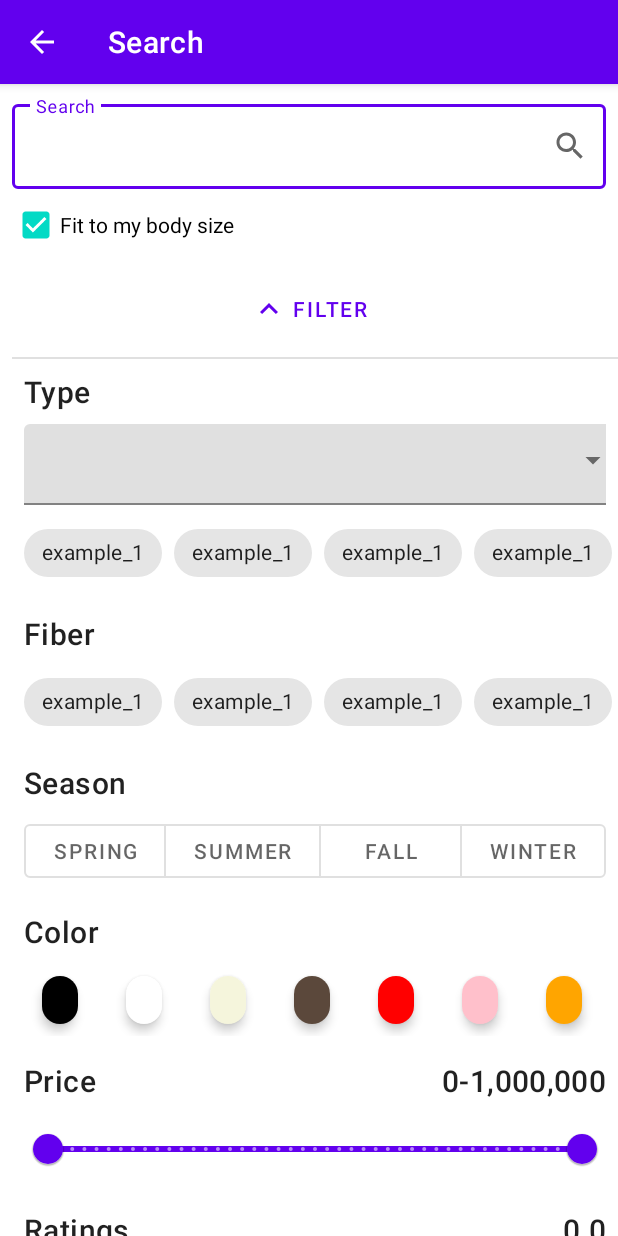
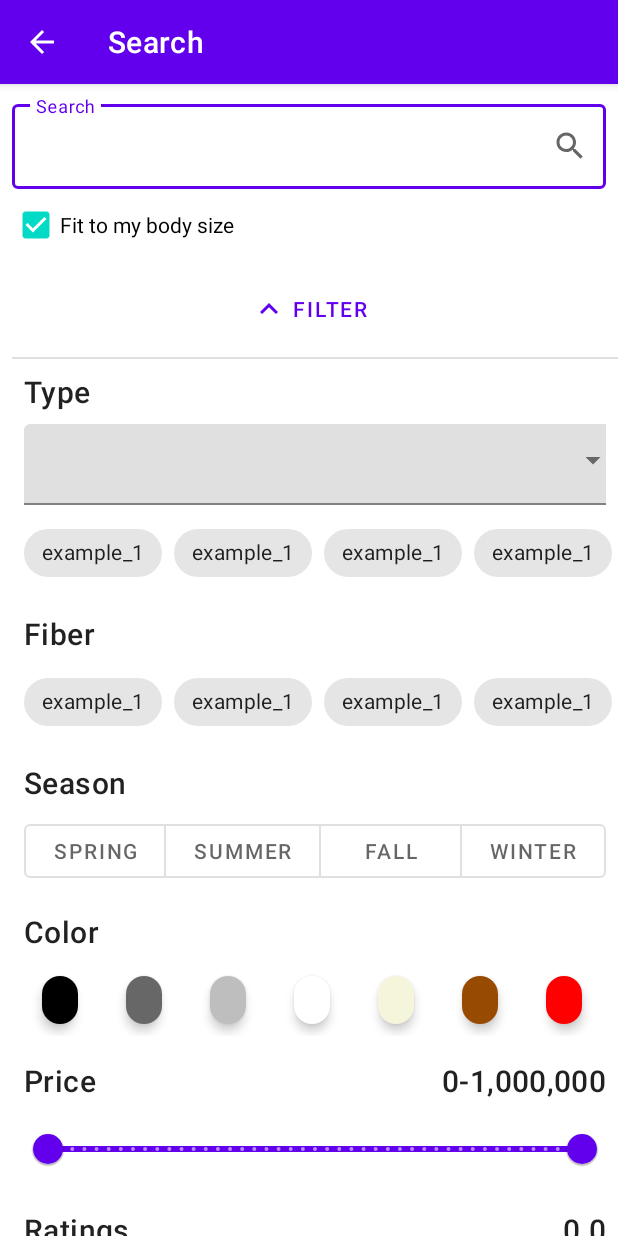
Before and after one commit to LeeSeungYun1020/Gets, an Android app: the FilterFragment screen opened directly, with no data from a screen before it, after a tap on "FILTER", on a phone screen of 412 x 824 dp. Run offline under Robolectric (Android 15) with nearby library versions, the phone set to English and light mode, and no system bars.

Commit message:
Modify color

```diff
--- a/android/app/src/main/res/layout/chip_group_colors.xml
+++ b/android/app/src/main/res/layout/chip_group_colors.xml
@@ -16,8 +16,32 @@
             style="@style/Widget.MaterialComponents.Chip.Choice"
             android:layout_width="wrap_content"
             android:layout_height="wrap_content"
-            app:chipBackgroundColor="#000000"
+            android:checkable="true"
+            android:checked="false"
+            android:elevation="4dp"
+            app:checkedIcon="@drawable/ic_baseline_check_24"
             app:checkedIconTint="@color/white"
+            app:checkedIconVisible="true"
+            app:chipBackgroundColor="@color/black" />
+
+        <com.google.android.material.chip.Chip
+            android:id="@+id/chip_charcoal"
+            style="@style/Widget.MaterialComponents.Chip.Choice"
+            android:layout_width="wrap_content"
+            android:layout_height="wrap_content"
+            android:checkable="true"
+            android:checked="false"
+            android:elevation="4dp"
+            app:checkedIcon="@drawable/ic_baseline_check_24"
+            app:checkedIconVisible="true"
+            app:chipBackgroundColor="@color/granite_gray" />
+
+        <com.google.android.material.chip.Chip
+            android:id="@+id/chip_gray"
+            style="@style/Widget.MaterialComponents.Chip.Choice"
+            android:layout_width="wrap_content"
+            android:layout_height="wrap_content"
+            app:chipBackgroundColor="@color/gray"
             android:elevation="4dp"
             android:checkable="true"
             android:checked="false"
@@ -29,19 +53,19 @@
             style="@style/Widget.MaterialComponents.Chip.Choice"
             android:layout_width="wrap_content"
             android:layout_height="wrap_content"
-            app:chipBackgroundColor="#FFFFFF"
-            android:elevation="4dp"
             android:checkable="true"
             android:checked="false"
+            android:elevation="4dp"
             app:checkedIcon="@drawable/ic_baseline_check_24"
-            app:checkedIconVisible="true" />
+            app:checkedIconVisible="true"
+            app:chipBackgroundColor="@color/white" />
 
         <com.google.android.material.chip.Chip
             android:id="@+id/chip_beige"
             style="@style/Widget.MaterialComponents.Chip.Choice"
             android:layout_width="wrap_content"
             android:layout_height="wrap_content"
-            app:chipBackgroundColor="#F5F5DC"
+            app:chipBackgroundColor="@color/beige"
             android:elevation="4dp"
             android:checkable="true"
             android:checked="false"
@@ -53,7 +77,7 @@
             style="@style/Widget.MaterialComponents.Chip.Choice"
             android:layout_width="wrap_content"
             android:layout_height="wrap_content"
-            app:chipBackgroundColor="#5B483B"
+            app:chipBackgroundColor="@color/brown"
             android:elevation="4dp"
             android:checkable="true"
             android:checked="false"
@@ -65,7 +89,7 @@
             style="@style/Widget.MaterialComponents.Chip.Choice"
             android:layout_width="wrap_content"
             android:layout_height="wrap_content"
-            app:chipBackgroundColor="#FF0000"
+            app:chipBackgroundColor="@color/red"
             android:elevation="4dp"
             android:checkable="true"
             android:checked="false"
@@ -77,7 +101,7 @@
             style="@style/Widget.MaterialComponents.Chip.Choice"
             android:layout_width="wrap_content"
             android:layout_height="wrap_content"
-            app:chipBackgroundColor="#FFC0CB"
+            app:chipBackgroundColor="@color/pink"
             android:elevation="4dp"
             android:checkable="true"
             android:checked="false"
@@ -89,7 +113,19 @@
             style="@style/Widget.MaterialComponents.Chip.Choice"
             android:layout_width="wrap_content"
             android:layout_height="wrap_content"
-            app:chipBackgroundColor="#FFA500"
+            app:chipBackgroundColor="@color/orange"
+            android:elevation="4dp"
+            android:checkable="true"
+            android:checked="false"
+            app:checkedIcon="@drawable/ic_baseline_check_24"
+            app:checkedIconVisible="true" />
+
+        <com.google.android.material.chip.Chip
+            android:id="@+id/chip_mustard"
+            style="@style/Widget.MaterialComponents.Chip.Choice"
+            android:layout_width="wrap_content"
+            android:layout_height="wrap_content"
+            app:chipBackgroundColor="@color/tangerine_yellow"
             android:elevation="4dp"
             android:checkable="true"
             android:checked="false"
@@ -101,7 +137,7 @@
             style="@style/Widget.MaterialComponents.Chip.Choice"
             android:layout_width="wrap_content"
             android:layout_height="wrap_content"
-            app:chipBackgroundColor="#FFFF00"
+            app:chipBackgroundColor="@color/yellow"
             android:elevation="4dp"
             android:checkable="true"
             android:checked="false"
@@ -109,11 +145,11 @@
             app:checkedIconVisible="true" />
 
         <com.google.android.material.chip.Chip
-            android:id="@+id/chip_mint"
+            android:id="@+id/chip_teal_deer"
             style="@style/Widget.MaterialComponents.Chip.Choice"
             android:layout_width="wrap_content"
             android:layout_height="wrap_content"
-            app:chipBackgroundColor="#7FFFD4"
+            app:chipBackgroundColor="@color/teal_deer"
             android:elevation="4dp"
             android:checkable="true"
             android:checked="false"
@@ -125,7 +161,19 @@
             style="@style/Widget.MaterialComponents.Chip.Choice"
             android:layout_width="wrap_content"
             android:layout_height="wrap_content"
-            app:chipBackgroundColor="#008000"
+            app:chipBackgroundColor="@color/green"
+            android:elevation="4dp"
+            android:checkable="true"
+            android:checked="false"
+            app:checkedIcon="@drawable/ic_baseline_check_24"
+            app:checkedIconVisible="true" />
+
+        <com.google.android.material.chip.Chip
+            android:id="@+id/chip_sky_blue"
+            style="@style/Widget.MaterialComponents.Chip.Choice"
+            android:layout_width="wrap_content"
+            android:layout_height="wrap_content"
+            app:chipBackgroundColor="@color/sky_blue"
             android:elevation="4dp"
             android:checkable="true"
             android:checked="false"
@@ -137,7 +185,7 @@
             style="@style/Widget.MaterialComponents.Chip.Choice"
             android:layout_width="wrap_content"
             android:layout_height="wrap_content"
-            app:chipBackgroundColor="#87CEEB"
+            app:chipBackgroundColor="@color/blue"
             android:elevation="4dp"
             android:checkable="true"
             android:checked="false"
@@ -145,11 +193,11 @@
             app:checkedIconVisible="true" />
 
         <com.google.android.material.chip.Chip
-            android:id="@+id/chip_navy"
+            android:id="@+id/chip_navy_blue"
             style="@style/Widget.MaterialComponents.Chip.Choice"
             android:layout_width="wrap_content"
             android:layout_height="wrap_content"
-            app:chipBackgroundColor="#1a237e"
+            app:chipBackgroundColor="@color/navy_blue"
             android:elevation="4dp"
             android:checkable="true"
             android:checked="false"
@@ -157,11 +205,11 @@
             app:checkedIconVisible="true" />
 
         <com.google.android.material.chip.Chip
-            android:id="@+id/chip_lavender"
+            android:id="@+id/chip_purple"
             style="@style/Widget.MaterialComponents.Chip.Choice"
             android:layout_width="wrap_content"
             android:layout_height="wrap_content"
-            app:chipBackgroundColor="#d1c4e9"
+            app:chipBackgroundColor="@color/purple"
             android:elevation="4dp"
             android:checkable="true"
             android:checked="false"
@@ -173,7 +221,7 @@
             style="@style/Widget.MaterialComponents.Chip.Choice"
             android:layout_width="wrap_content"
             android:layout_height="wrap_content"
-            app:chipBackgroundColor="#800020"
+            app:chipBackgroundColor="@color/burgundy"
             android:elevation="4dp"
             android:checkable="true"
             android:checked="false"
--- a/android/app/src/main/res/values/colors.xml
+++ b/android/app/src/main/res/values/colors.xml
@@ -8,4 +8,24 @@
     <color name="black">#FF000000</color>
     <color name="white">#FFFFFFFF</color>
     <color name="clear">#00FF0000</color>
+
+    <!-- -->
+    <color name="granite_gray">#676767</color>
+    <color name="gray">#BEBEBE</color>
+    <color name="beige">#F5F5DC</color>
+    <color name="brown">#964B00</color>
+    <color name="red">#FF0000</color>
+    <color name="pink">	#FFC0CB</color>
+    <color name="orange">#FF7F00</color>
+    <color name="yellow">#FFFF00</color>
+    <color name="tangerine_yellow">#FFCC00</color>
+    <color name="teal_deer">#99E6B3</color>
+    <color name="green">#008000</color>
+    <color name="sky_blue">#87CEEB</color>
+    <color name="blue">#0000FF</color>
+    <color name="navy_blue">#000080</color>
+    <color name="purple">#800080</color>
+    <color name="burgundy">#800020</color>
+
+
 </resources>
```
